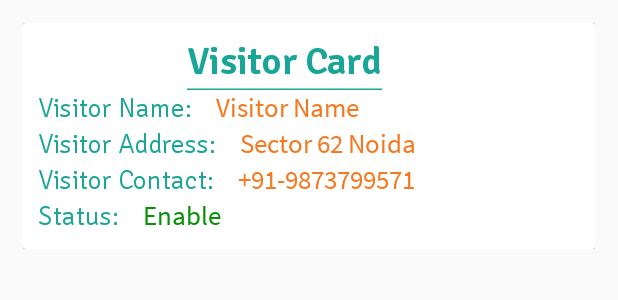
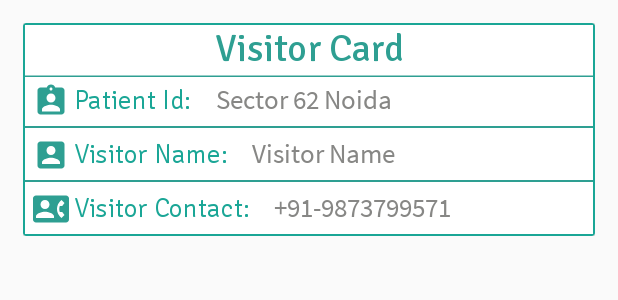
Before and after one commit to zeeshankhan7/QRGenerator, an Android app: the layout recyclerview_item_row.xml on its own in the app's theme, with its tools: preview values and no code run, on a phone screen of 412 x 824 dp. Shown: the top 300 px of the screen. Run offline under Robolectric (Android 15) with nearby library versions, the phone set to English and light mode, and no system bars.

Commit message:
cardview changes

```diff
--- a/app/src/main/java/com/qrgenerator/adapter/VisitorAdapter.java
+++ b/app/src/main/java/com/qrgenerator/adapter/VisitorAdapter.java
@@ -37,7 +37,7 @@ public class VisitorAdapter extends RecyclerView.Adapter<VisitorAdapter.VisitorV
     public void onBindViewHolder(VisitorViewHolder holder, int position) {
         Visitor visitor= visitorList.get(position);
         holder.visitorName.setText( visitor.getVisitorName());
-//        holder.visitorAdrress.setText(visitor.getVisitorAddress());
+        holder.visitorAdrress.setText(visitor.getPatientId());
         holder.visitorContactNo.setText(visitor.getVisitorMobileNo());
 
     }
--- a/app/src/main/java/com/qrgenerator/customviews/CustomDialogFragment.java
+++ b/app/src/main/java/com/qrgenerator/customviews/CustomDialogFragment.java
@@ -28,6 +28,7 @@ import com.qrgenerator.retrofit.ApiClient;
 import com.qrgenerator.retrofit.ApiInterface;
 import com.qrgenerator.retrofit.BusProvider;
 import com.qrgenerator.retrofit.Communicator;
+import com.qrgenerator.utils.AppSharedPreferenceHelper;
 import com.qrgenerator.utils.CommonUtility;
 import com.qrgenerator.utils.Constants;
 import com.qrgenerator.utils.NetworkCallUtil;
@@ -117,6 +118,9 @@ public class CustomDialogFragment extends DialogFragment {
         View rootView = inflater.inflate(R.layout.visitor_form, container,false);
         getDialog().getWindow().requestFeature(Window.FEATURE_NO_TITLE);
         unbinder = ButterKnife.bind(this, rootView);
+        String patientIdValue= AppSharedPreferenceHelper.getInstance(getContext()).getPatientIDFromSP();
+        patientId.setText(patientIdValue);
+        patientId.setEnabled(false);
         // Do something else
         return rootView;
     }
--- /dev/null
+++ b/app/src/main/res/drawable/ic_contact.xml
@@ -0,0 +1,9 @@
+<vector xmlns:android="http://schemas.android.com/apk/res/android"
+        android:width="24dp"
+        android:height="24dp"
+        android:viewportWidth="24.0"
+        android:viewportHeight="24.0">
+    <path
+        android:fillColor="@color/colorPrimary"
+        android:pathData="M22,3L2,3C0.9,3 0,3.9 0,5v14c0,1.1 0.9,2 2,2h20c1.1,0 1.99,-0.9 1.99,-2L24,5c0,-1.1 -0.9,-2 -2,-2zM8,6c1.66,0 3,1.34 3,3s-1.34,3 -3,3 -3,-1.34 -3,-3 1.34,-3 3,-3zM14,18L2,18v-1c0,-2 4,-3.1 6,-3.1s6,1.1 6,3.1v1zM17.85,14h1.64L21,16l-1.99,1.99c-1.31,-0.98 -2.28,-2.38 -2.73,-3.99 -0.18,-0.64 -0.28,-1.31 -0.28,-2s0.1,-1.36 0.28,-2c0.45,-1.62 1.42,-3.01 2.73,-3.99L21,8l-1.51,2h-1.64c-0.22,0.63 -0.35,1.3 -0.35,2s0.13,1.37 0.35,2z"/>
+</vector>
--- /dev/null
+++ b/app/src/main/res/drawable/ic_name.xml
@@ -0,0 +1,9 @@
+<vector xmlns:android="http://schemas.android.com/apk/res/android"
+        android:width="24dp"
+        android:height="24dp"
+        android:viewportWidth="24.0"
+        android:viewportHeight="24.0">
+    <path
+        android:fillColor="@color/colorPrimary"
+        android:pathData="M3,5v14c0,1.1 0.89,2 2,2h14c1.1,0 2,-0.9 2,-2L21,5c0,-1.1 -0.9,-2 -2,-2L5,3c-1.11,0 -2,0.9 -2,2zM15,9c0,1.66 -1.34,3 -3,3s-3,-1.34 -3,-3 1.34,-3 3,-3 3,1.34 3,3zM6,17c0,-2 4,-3.1 6,-3.1s6,1.1 6,3.1v1L6,18v-1z"/>
+</vector>
--- /dev/null
+++ b/app/src/main/res/drawable/ic_patientid.xml
@@ -0,0 +1,9 @@
+<vector xmlns:android="http://schemas.android.com/apk/res/android"
+        android:width="24dp"
+        android:height="24dp"
+        android:viewportWidth="24.0"
+        android:viewportHeight="24.0">
+    <path
+        android:fillColor="@color/colorPrimary"
+        android:pathData="M19,3h-4.18C14.4,1.84 13.3,1 12,1c-1.3,0 -2.4,0.84 -2.82,2L5,3c-1.1,0 -2,0.9 -2,2v14c0,1.1 0.9,2 2,2h14c1.1,0 2,-0.9 2,-2L21,5c0,-1.1 -0.9,-2 -2,-2zM12,3c0.55,0 1,0.45 1,1s-0.45,1 -1,1 -1,-0.45 -1,-1 0.45,-1 1,-1zM12,7c1.66,0 3,1.34 3,3s-1.34,3 -3,3 -3,-1.34 -3,-3 1.34,-3 3,-3zM18,19L6,19v-1.4c0,-2 4,-3.1 6,-3.1s6,1.1 6,3.1L18,19z"/>
+</vector>
--- a/app/src/main/res/layout/recyclerview_item_row.xml
+++ b/app/src/main/res/layout/recyclerview_item_row.xml
@@ -12,32 +12,72 @@
         android:layout_width="match_parent"
 
         style="@style/LoginFormCardStyle"
-        card_view:cardBackgroundColor="#ffffff"
+        card_view:cardBackgroundColor="@color/colorPrimaryDark"
         android:layout_height="wrap_content">
         <LinearLayout
             android:layout_width="match_parent"
             android:layout_height="wrap_content"
+            android:background="#ffffff"
             android:orientation="vertical"
-            android:padding="10dp"
+            android:layout_margin="1dp"
             >
             <com.qrgenerator.customviews.CustomFontUnderlineTextView
                 android:id="@+id/patient_name"
-                android:layout_width="wrap_content"
+                android:layout_width="match_parent"
                 android:layout_height="wrap_content"
+                android:gravity="center"
                 android:layout_alignParentLeft="true"
-                android:textColor="@color/colorPrimaryDark"
+                android:textColor="@color/colorPrimary"
                 android:textSize="25sp"
+                android:layout_marginBottom="3dp"
                 android:layout_gravity="center_horizontal"
-                app:custom_font="signika_semi_bold"
+                app:custom_font="signika_regular"
                 android:layout_alignParentTop="true"
-                android:layout_marginRight="16dp"
                 android:text="Visitor Card"/>
+            <LinearLayout
+                android:layout_width="match_parent"
+                android:layout_height="wrap_content">
+                <com.qrgenerator.customviews.CustomFontTextView
+                    android:id="@+id/visitor_address_title"
+                    android:layout_marginLeft="5dp"
+                    android:layout_width="wrap_content"
+                    android:layout_height="wrap_content"
+                    android:layout_alignParentLeft="true"
+                    android:textColor="@color/colorPrimaryDark"
+                    android:drawableLeft="@drawable/ic_patientid"
+                    android:drawablePadding="3dp"
+                    android:textSize="18sp"
+                    app:custom_font="signika_light"
+                    android:layout_alignParentTop="true"
+                    android:layout_marginRight="16dp"
+                    android:text="Patient Id:"/>
+                <com.qrgenerator.customviews.CustomFontTextView
+                    android:id="@+id/visitor_address"
+                    android:layout_width="wrap_content"
+                    android:layout_height="wrap_content"
+                    android:layout_alignParentLeft="true"
+                    android:textColor="@color/cardtextcolor"
+                    android:textSize="18sp"
+                    android:textStyle="bold"
+                    android:layout_alignParentTop="true"
+                    android:layout_marginRight="16dp"
+                    android:text="Sector 62 Noida"/>
+            </LinearLayout>
+            <View
+                android:layout_width="match_parent"
+                android:background="@color/colorPrimary"
+                android:layout_marginTop="5dp"
+                android:layout_marginBottom="5dp"
+                android:layout_height="1dp"/>
             <LinearLayout
                 android:layout_width="match_parent"
                 android:layout_height="wrap_content">
                 <com.qrgenerator.customviews.CustomFontTextView
                     android:id="@+id/visitor_name_title"
                     android:layout_width="wrap_content"
+                    android:layout_marginLeft="5dp"
+                    android:drawableLeft="@drawable/ic_name"
+                    android:drawablePadding="3dp"
                     android:layout_height="wrap_content"
                     android:layout_alignParentLeft="true"
                     android:textColor="@color/colorPrimaryDark"
@@ -51,48 +91,34 @@
                     android:layout_width="wrap_content"
                     android:layout_height="wrap_content"
                     android:layout_alignParentLeft="true"
-                    android:textColor="@color/colorAccent"
+                    android:textColor="@color/cardtextcolor"
                     android:textSize="18sp"
                     android:textStyle="bold"
                     android:layout_alignParentTop="true"
                     android:layout_marginRight="16dp"
+                    android:maxLines="1"
+                    android:ellipsize="end"
                     android:text="Visitor Name"/>
             </LinearLayout>
+            <View
+                android:layout_width="match_parent"
+                android:background="@color/colorPrimary"
+                android:layout_marginTop="5dp"
+                android:layout_marginBottom="5dp"
+                android:layout_height="1dp"/>
             <LinearLayout
                 android:layout_width="match_parent"
-                android:layout_height="wrap_content">
-                <com.qrgenerator.customviews.CustomFontTextView
-                    android:id="@+id/visitor_address_title"
-                    android:layout_width="wrap_content"
-                    android:layout_height="wrap_content"
-                    android:layout_alignParentLeft="true"
-                    android:textColor="@color/colorPrimaryDark"
-                    android:textSize="18sp"
-                    app:custom_font="signika_light"
-                    android:layout_alignParentTop="true"
-                    android:layout_marginRight="16dp"
-                    android:text="Visitor Address:"/>
-                <com.qrgenerator.customviews.CustomFontTextView
-                    android:id="@+id/visitor_address"
-                    android:layout_width="wrap_content"
-                    android:layout_height="wrap_content"
-                    android:layout_alignParentLeft="true"
-                    android:textColor="@color/colorAccent"
-                    android:textSize="18sp"
-                    android:textStyle="bold"
-                    android:layout_alignParentTop="true"
-                    android:layout_marginRight="16dp"
-                    android:text="Sector 62 Noida"/>
-            </LinearLayout>
-            <LinearLayout
-                android:layout_width="match_parent"
+                android:layout_marginBottom="5dp"
                 android:layout_height="wrap_content">
                 <com.qrgenerator.customviews.CustomFontTextView
                     android:id="@+id/visitor_contact_no_title"
                     android:layout_width="wrap_content"
                     android:layout_height="wrap_content"
+                    android:layout_marginLeft="5dp"
                     android:layout_alignParentLeft="true"
                     android:textColor="@color/colorPrimaryDark"
+                    android:drawableLeft="@drawable/ic_contact"
+                    android:drawablePadding="3dp"
                     android:textSize="18sp"
                     app:custom_font="signika_light"
                     android:layout_alignParentTop="true"
@@ -103,7 +129,7 @@
                     android:layout_width="wrap_content"
                     android:layout_height="wrap_content"
                     android:layout_alignParentLeft="true"
-                    android:textColor="@color/colorAccent"
+                    android:textColor="@color/cardtextcolor"
                     android:textSize="18sp"
                     android:textStyle="bold"
                     android:layout_alignParentTop="true"
@@ -112,6 +138,7 @@
             </LinearLayout>
             <LinearLayout
                 android:layout_width="match_parent"
+                android:visibility="gone"
                 android:layout_height="wrap_content">
                 <com.qrgenerator.customviews.CustomFontTextView
                     android:id="@+id/status_title"
--- a/app/src/main/res/values/colors.xml
+++ b/app/src/main/res/values/colors.xml
@@ -11,5 +11,6 @@
     <color name="windowBackground">#FFFFFF</color>
     <color name="navigationBarColor">#000000</color>
     <color name="white_color">#ffffff</color>
+    <color name="cardtextcolor">#878785</color>
     <!--<color name="colorAccent">#c8e8ff</color>-->
 </resources>
```
Also changed, not shown: app/src/main/ic_launcher-web.png (added), app/src/main/res/mipmap-hdpi/ic_launcher.png, app/src/main/res/mipmap-mdpi/ic_launcher.png, app/src/main/res/mipmap-xhdpi/ic_launcher.png, app/src/main/res/mipmap-xxhdpi/ic_launcher.png, app/src/main/res/mipmap-xxxhdpi/ic_launcher.png.
